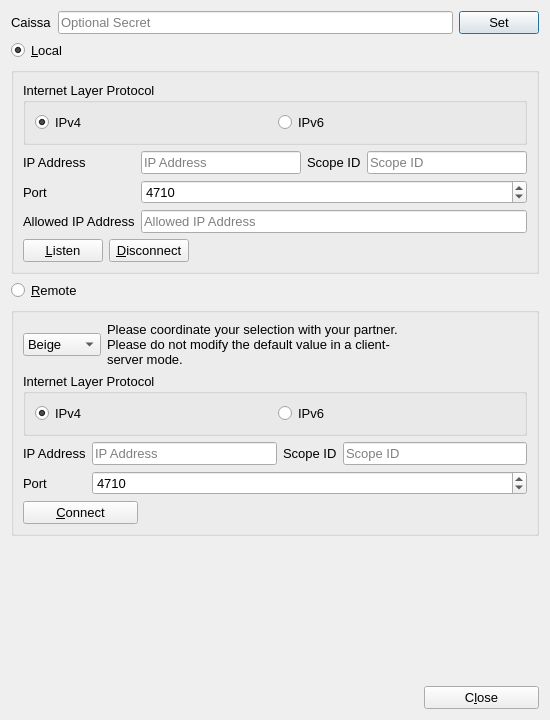
Above: UI/qtchess_setupDialog.ui from textbrowser/qtchess before the change. Below: the same form after it.
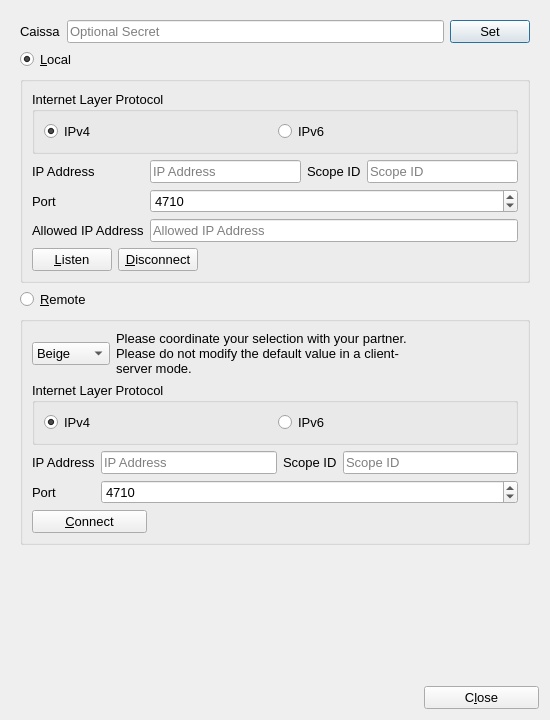
That is the form after the change. Icons and pictures are not drawn.

Commit message: Smaller devices.

What changed in the file:
```diff
--- a/UI/qtchess_setupDialog.ui
+++ b/UI/qtchess_setupDialog.ui
@@ -24,6 +24,24 @@
   </property>
   <layout class="QVBoxLayout">
    <item>
+    <widget class="QScrollArea" name="scrollArea">
+     <property name="frameShape">
+      <enum>QFrame::NoFrame</enum>
+     </property>
+     <property name="widgetResizable">
+      <bool>true</bool>
+     </property>
+     <widget class="QWidget" name="scrollAreaWidgetContents">
+      <property name="geometry">
+       <rect>
+        <x>0</x>
+        <y>0</y>
+        <width>518</width>
+        <height>692</height>
+       </rect>
+      </property>
+      <layout class="QVBoxLayout" name="verticalLayout_3">
+       <item>
     <layout class="QHBoxLayout" name="horizontalLayout_8">
      <item>
       <widget class="QLabel" name="label_4">
@@ -430,6 +448,10 @@
      </property>
     </spacer>
    </item>
+      </layout>
+     </widget>
+    </widget>
+   </item>
    <item>
     <layout class="QHBoxLayout">
      <item>
```
Left out of the diff: 1 changed line with no effect on the pictures. Lines whose indentation alone changed are shown as unchanged.
